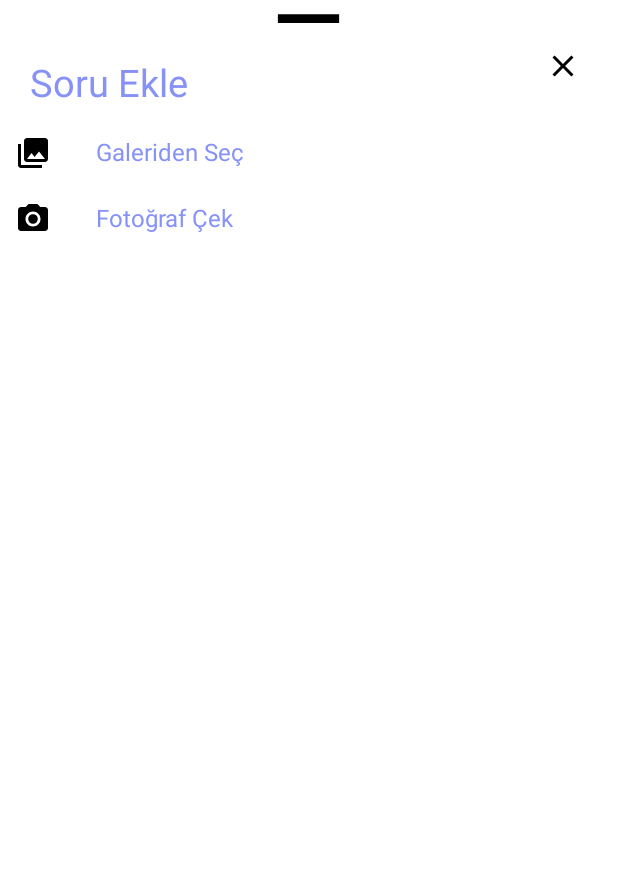
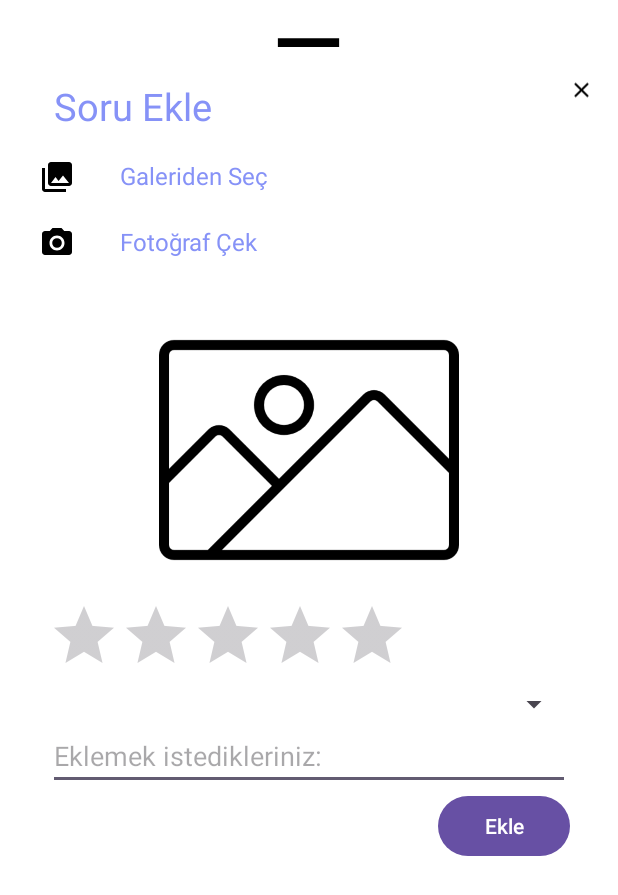
Before and after one commit to esrakmas/TestCraft, an Android app: the layout add_question_layout.xml on its own in the app's theme, with its tools: preview values and no code run, on a phone screen of 412 x 824 dp. Shown: the top 895 px of the screen. Run offline under Robolectric (Android 15) with nearby library versions, the phone set to English and light mode, and no system bars.

Commit message:
Spinner ve RatingBar eklendi. Sayfa genişliği düzeltildi. Not bölümü eklendi.

```diff
--- a/app/build.gradle.kts
+++ b/app/build.gradle.kts
@@ -56,7 +56,7 @@ dependencies {
     androidTestImplementation(libs.androidx.espresso.core)
     implementation(platform("com.google.firebase:firebase-bom:33.1.2"))
     implementation("com.google.firebase:firebase-analytics")
-
+    implementation("androidx.core:core-splashscreen:1.0.0")
     val nav_version = "2.7.7"
     // Kotlin
     implementation("androidx.navigation:navigation-fragment-ktx:$nav_version")
--- a/app/src/main/AndroidManifest.xml
+++ b/app/src/main/AndroidManifest.xml
@@ -1,6 +1,16 @@
 <?xml version="1.0" encoding="utf-8"?>
 <manifest xmlns:android="http://schemas.android.com/apk/res/android"
     xmlns:tools="http://schemas.android.com/tools">
+
+    <uses-permission android:name="android.permission.CAMERA" />
+    <uses-permission android:name="android.permission.READ_EXTERNAL_STORAGE" />
+    <uses-permission android:name="android.permission.WRITE_EXTERNAL_STORAGE" />
+
+
+
+
+    <uses-feature android:name="android.hardware.camera" android:required="false" />
+    <uses-feature android:name="android.hardware.camera.autofocus" android:required="false" />
 
     <application
         android:allowBackup="true"
@@ -19,12 +29,6 @@
             android:name=".LoginSignUpPage"
             android:exported="false" />
         <activity
-            android:name=".SignUpPage"
-            android:exported="false" />
-        <activity
-            android:name=".LoginPage"
-            android:exported="false" />
-        <activity
             android:name=".MainActivity"
             android:exported="true">
             <intent-filter>
--- a/app/src/main/java/com/example/testcraft/HomePage.kt
+++ b/app/src/main/java/com/example/testcraft/HomePage.kt
@@ -5,6 +5,7 @@ import android.content.Intent
 import android.os.Bundle
 import android.util.Log
 import android.view.MenuItem
+import android.view.ViewGroup
 import android.view.Window
 import android.widget.ImageView
 import android.widget.LinearLayout
@@ -129,6 +130,12 @@ class  HomePage : AppCompatActivity() {
         dialog.requestWindowFeature(Window.FEATURE_NO_TITLE)
         dialog.setContentView(R.layout.add_question_layout)
 
+        // Dialog'un genişliğini ekranın %90'ı olacak şekilde ayarlıyoruz
+        dialog.window?.setLayout(
+            (resources.displayMetrics.widthPixels * 0.9).toInt(),
+            ViewGroup.LayoutParams.WRAP_CONTENT
+        )
+
         val fromgallery = dialog.findViewById<LinearLayout>(R.id.fromgallery)
         val takephoto = dialog.findViewById<LinearLayout>(R.id.takephoto)
         val cancelButton = dialog.findViewById<ImageView>(R.id.cancelButton)
--- a/app/src/main/res/layout/add_question_layout.xml
+++ b/app/src/main/res/layout/add_question_layout.xml
@@ -3,7 +3,8 @@
     android:orientation="vertical"
     android:layout_width="match_parent"
     android:layout_height="match_parent"
-    android:background="@color/white">
+    android:background="@color/white"
+    android:padding="16dp">
 
     <ImageView
         android:layout_width="70dp"
@@ -86,6 +87,47 @@
 
     </LinearLayout>
 
+    <!-- dialog_photo.xml -->
+    <LinearLayout xmlns:android="http://schemas.android.com/apk/res/android"
+        android:layout_width="match_parent"
+        android:layout_height="wrap_content"
+        android:orientation="vertical"
+        android:padding="16dp">
+
+        <ImageView
+            android:id="@+id/photo_preview"
+            android:layout_width="match_parent"
+            android:layout_height="200dp"
+            android:src="@drawable/placeholder" />
+
+        <RatingBar
+            android:id="@+id/photo_rating"
+            android:layout_width="wrap_content"
+            android:layout_height="wrap_content"
+            android:numStars="5"
+            android:rating="0"
+            android:stepSize="1" />
+
+        <Spinner
+            android:id="@+id/title_spinner"
+            android:layout_width="match_parent"
+            android:layout_height="wrap_content" />
+
+        <EditText
+            android:id="@+id/photo_notes"
+            android:layout_width="match_parent"
+            android:layout_height="wrap_content"
+            android:hint="Eklemek istedikleriniz:" />
+
+        <Button
+            android:id="@+id/save_button"
+            android:layout_width="wrap_content"
+            android:layout_height="wrap_content"
+            android:text="Ekle"
+            android:layout_gravity="end"/>
+    </LinearLayout>
 
 
-    </LinearLayout>
+
+
+</LinearLayout>
```
Also changed, not shown: app/src/main/res/drawable/placeholder.png (added).
